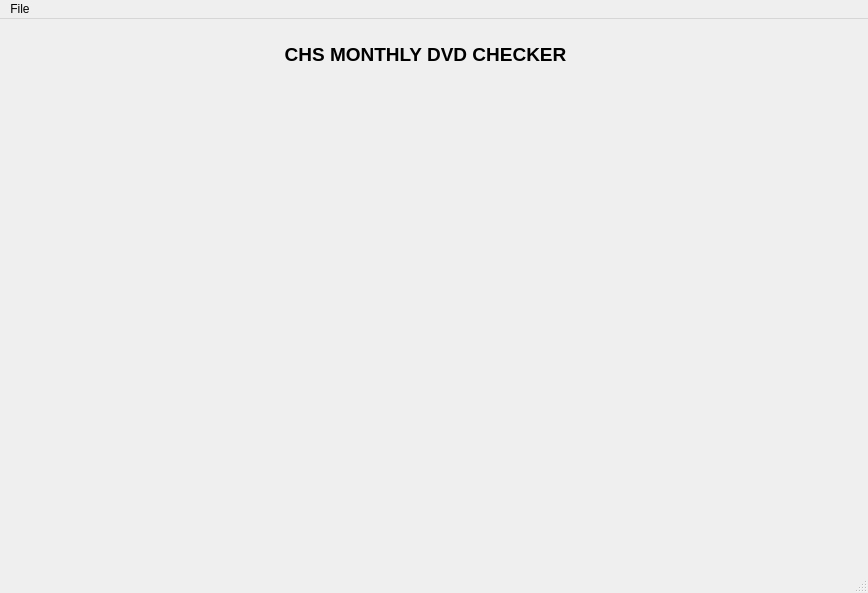
First picture: the form in CHS_DVD_Checker.ui, repository Mabus00/CHS-DVD-Reader, before the edit.
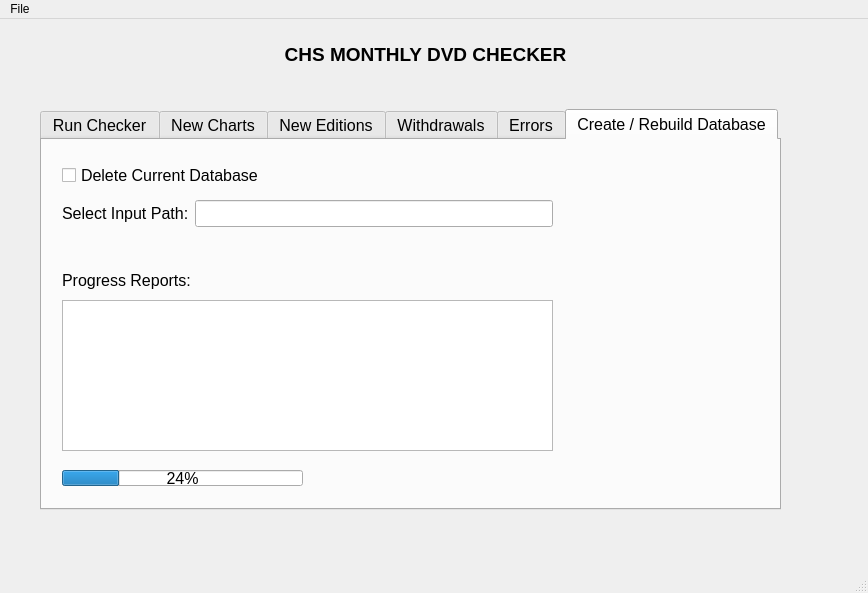
Second picture: the form after the edit.

Commit message: initial gui design - create database

```diff
--- a/CHS_DVD_Checker.ui
+++ b/CHS_DVD_Checker.ui
@@ -37,6 +37,152 @@
      <set>Qt::AlignCenter</set>
     </property>
    </widget>
+   <widget class="QTabWidget" name="tabWidget">
+    <property name="geometry">
+     <rect>
+      <x>40</x>
+      <y>90</y>
+      <width>741</width>
+      <height>401</height>
+     </rect>
+    </property>
+    <property name="font">
+     <font>
+      <pointsize>12</pointsize>
+      <weight>50</weight>
+      <bold>false</bold>
+     </font>
+    </property>
+    <property name="currentIndex">
+     <number>5</number>
+    </property>
+    <property name="documentMode">
+     <bool>false</bool>
+    </property>
+    <widget class="QWidget" name="checker">
+     <attribute name="title">
+      <string>Run Checker</string>
+     </attribute>
+     <widget class="QWidget" name="formLayoutWidget">
+      <property name="geometry">
+       <rect>
+        <x>0</x>
+        <y>20</y>
+        <width>381</width>
+        <height>41</height>
+       </rect>
+      </property>
+      <layout class="QFormLayout" name="input_path">
+       <item row="0" column="0">
+        <widget class="QLabel" name="selectUpdateFolderLabel">
+         <property name="text">
+          <string>Select Update Folder:</string>
+         </property>
+        </widget>
+       </item>
+       <item row="0" column="1">
+        <widget class="QLineEdit" name="selectUpdateFolderLineEdit"/>
+       </item>
+      </layout>
+     </widget>
+    </widget>
+    <widget class="QWidget" name="new_charts">
+     <attribute name="title">
+      <string>New Charts</string>
+     </attribute>
+    </widget>
+    <widget class="QWidget" name="new_editions">
+     <attribute name="title">
+      <string>New Editions</string>
+     </attribute>
+    </widget>
+    <widget class="QWidget" name="withdrawals">
+     <attribute name="title">
+      <string>Withdrawals</string>
+     </attribute>
+    </widget>
+    <widget class="QWidget" name="errors">
+     <attribute name="title">
+      <string>Errors</string>
+     </attribute>
+    </widget>
+    <widget class="QWidget" name="rebuild_database">
+     <attribute name="title">
+      <string>Create / Rebuild Database</string>
+     </attribute>
+     <widget class="QCheckBox" name="checkBox">
+      <property name="geometry">
+       <rect>
+        <x>20</x>
+        <y>20</y>
+        <width>261</width>
+        <height>31</height>
+       </rect>
+      </property>
+      <property name="text">
+       <string>Delete Current Database</string>
+      </property>
+     </widget>
+     <widget class="QWidget" name="formLayoutWidget_2">
+      <property name="geometry">
+       <rect>
+        <x>20</x>
+        <y>60</y>
+        <width>491</width>
+        <height>61</height>
+       </rect>
+      </property>
+      <layout class="QFormLayout" name="formLayout">
+       <item row="0" column="0">
+        <widget class="QLabel" name="selectInputPathLabel">
+         <property name="text">
+          <string>Select Input Path:</string>
+         </property>
+        </widget>
+       </item>
+       <item row="0" column="1">
+        <widget class="QLineEdit" name="selectInputPathLineEdit"/>
+       </item>
+      </layout>
+     </widget>
+     <widget class="QProgressBar" name="progressBar">
+      <property name="geometry">
+       <rect>
+        <x>20</x>
+        <y>330</y>
+        <width>241</width>
+        <height>16</height>
+       </rect>
+      </property>
+      <property name="value">
+       <number>24</number>
+      </property>
+     </widget>
+     <widget class="QTextBrowser" name="textBrowser">
+      <property name="geometry">
+       <rect>
+        <x>20</x>
+        <y>160</y>
+        <width>491</width>
+        <height>151</height>
+       </rect>
+      </property>
+     </widget>
+     <widget class="QLabel" name="label">
+      <property name="geometry">
+       <rect>
+        <x>20</x>
+        <y>130</y>
+        <width>171</width>
+        <height>21</height>
+       </rect>
+      </property>
+      <property name="text">
+       <string>Progress Reports:</string>
+      </property>
+     </widget>
+    </widget>
+   </widget>
   </widget>
   <widget class="QMenuBar" name="menubar">
    <property name="geometry">
```
Left out of the diff: 2 changed lines with no effect on the pictures. The commit also changes 1 other file.
